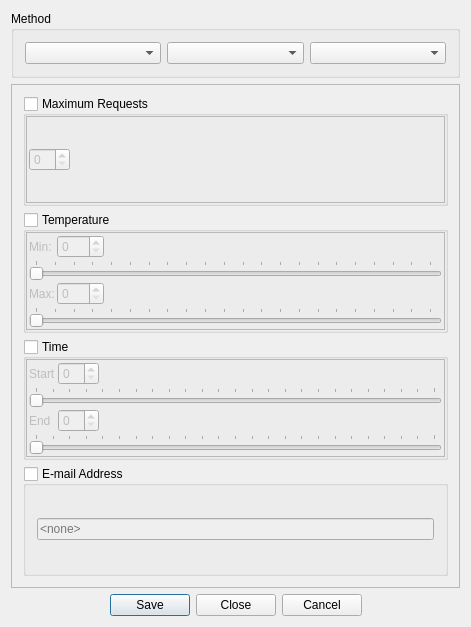
pnnl/ms-speak, file IdsEditor/RuleEditor.ui: the form before one commit.
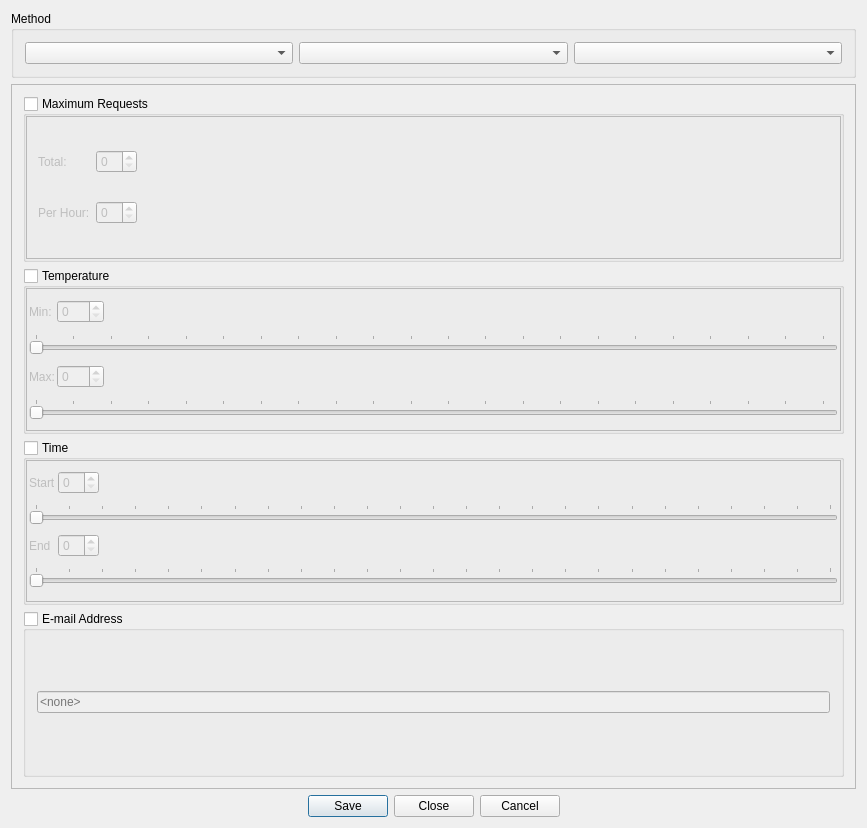
The form after the commit. Icons and pictures are not drawn.

Patch:
```diff
--- a/IdsEditor/RuleEditor.ui
+++ b/IdsEditor/RuleEditor.ui
@@ -6,8 +6,8 @@
    <rect>
     <x>0</x>
     <y>0</y>
-    <width>471</width>
-    <height>627</height>
+    <width>867</width>
+    <height>828</height>
    </rect>
   </property>
   <property name="windowTitle">
@@ -58,9 +58,9 @@
       <property name="geometry">
        <rect>
         <x>0</x>
-        <y>-134</y>
-        <width>423</width>
-        <height>585</height>
+        <y>0</y>
+        <width>819</width>
+        <height>655</height>
        </rect>
       </property>
       <layout class="QVBoxLayout" name="verticalLayout">
@@ -99,23 +99,15 @@
             <property name="frameShadow">
              <enum>QFrame::Raised</enum>
             </property>
-            <layout class="QVBoxLayout" name="verticalLayout_2">
-             <property name="spacing">
-              <number>2</number>
-             </property>
-             <property name="leftMargin">
-              <number>2</number>
-             </property>
-             <property name="topMargin">
-              <number>2</number>
-             </property>
-             <property name="rightMargin">
-              <number>2</number>
-             </property>
-             <property name="bottomMargin">
-              <number>2</number>
-             </property>
-             <item>
+            <layout class="QGridLayout" name="gridLayout_5">
+             <item row="0" column="0">
+              <widget class="QLabel" name="label_5">
+               <property name="text">
+                <string>Total:</string>
+               </property>
+              </widget>
+             </item>
+             <item row="0" column="1">
               <layout class="QHBoxLayout" name="horizontalLayout_5">
                <item>
                 <widget class="QSpinBox" name="MaxRequestsSpin"/>
@@ -135,6 +127,33 @@
                </item>
               </layout>
              </item>
+             <item row="1" column="0">
+              <widget class="QLabel" name="label_6">
+               <property name="text">
+                <string>Per Hour:</string>
+               </property>
+              </widget>
+             </item>
+             <item row="1" column="1">
+              <layout class="QHBoxLayout" name="horizontalLayout_2">
+               <item>
+                <widget class="QSpinBox" name="MaxReqPHSpin"/>
+               </item>
+               <item>
+                <spacer name="horizontalSpacer_6">
+                 <property name="orientation">
+                  <enum>Qt::Horizontal</enum>
+                 </property>
+                 <property name="sizeHint" stdset="0">
+                  <size>
+                   <width>40</width>
+                   <height>20</height>
+                  </size>
+                 </property>
+                </spacer>
+               </item>
+              </layout>
+             </item>
             </layout>
            </widget>
           </item>
```
